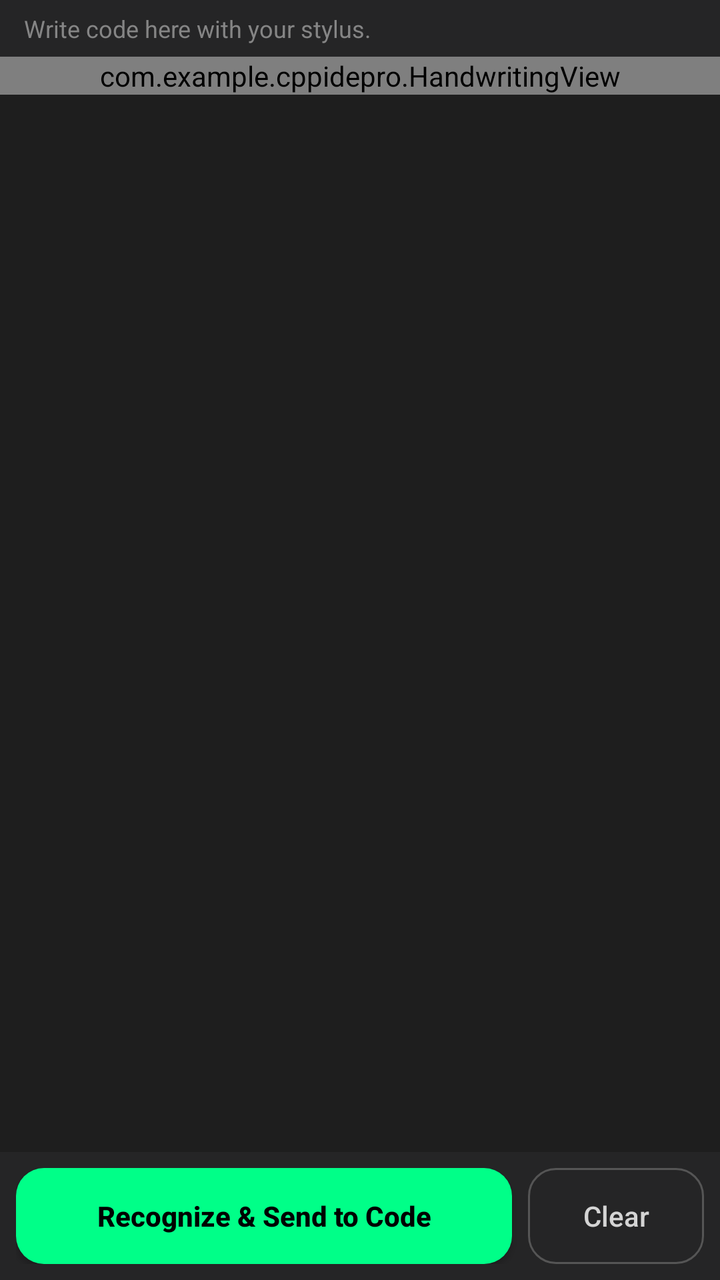
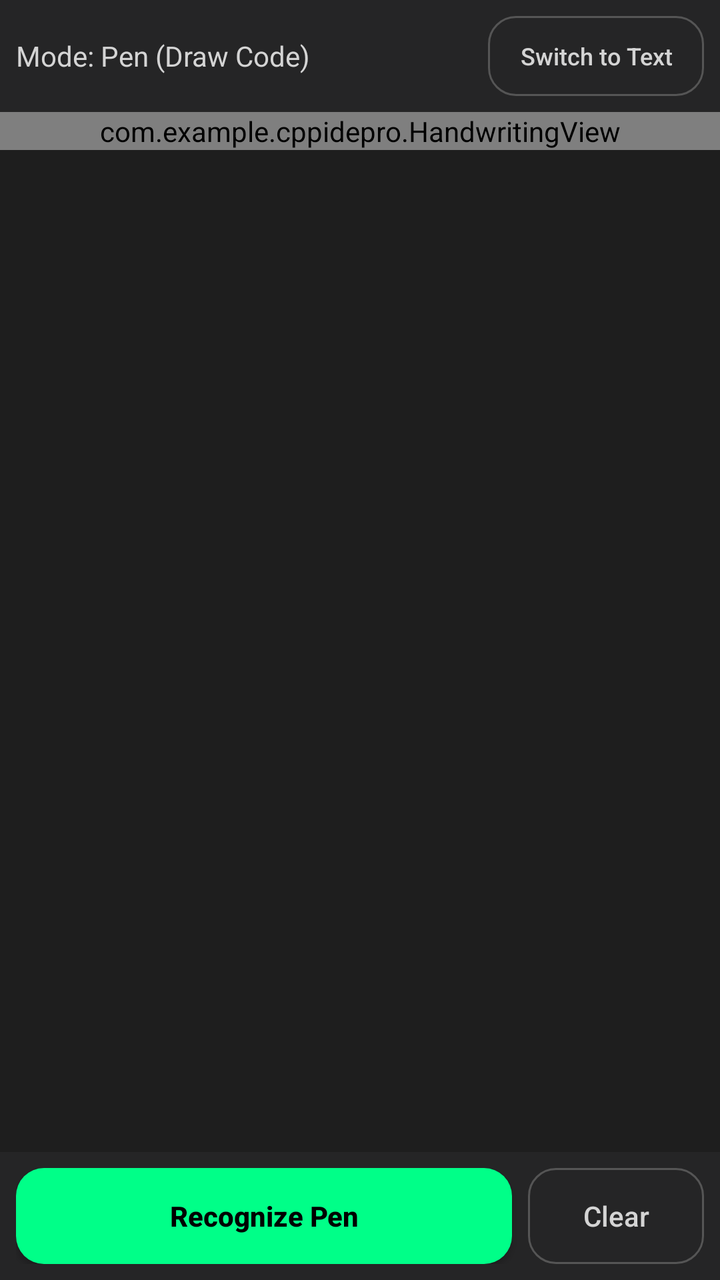

Two renders of the same Android screen: before a commit and after it. Below are the layout's source before the change and the commit's diff.
<!-- AndroidManifest.xml: application theme Theme.CppIdePro -->
<!-- res/layout/fragment_handwriting.xml -->
<?xml version="1.0" encoding="utf-8"?>
<LinearLayout xmlns:android="http://schemas.android.com/apk/res/android"
    xmlns:app="http://schemas.android.com/apk/res-auto"
    android:layout_width="match_parent" android:layout_height="match_parent"
    android:background="@color/editor_bg" android:orientation="vertical">

    <TextView
        android:id="@+id/tvStatus" android:layout_width="match_parent"
        android:layout_height="wrap_content" android:background="@color/panel_bg"
        android:paddingStart="12dp" android:paddingTop="6dp" android:paddingEnd="12dp"
        android:paddingBottom="6dp" android:text="Write code here with your stylus."
        android:textColor="@color/gutter_text" android:textSize="12sp" />

    
    <ScrollView
        android:id="@+id/handwritingScroll" android:layout_width="match_parent"
        android:layout_height="0dp" android:layout_weight="1"
        android:overScrollMode="never" android:scrollbars="vertical">
        <com.example.cppidepro.HandwritingView
            android:id="@+id/handwritingView" android:layout_width="match_parent"
            android:layout_height="4000dp" />
    </ScrollView>

    <LinearLayout
        android:layout_width="match_parent" android:layout_height="wrap_content"
        android:background="@color/panel_bg" android:orientation="horizontal" android:padding="8dp">
        
        <com.google.android.material.button.MaterialButton
            android:id="@+id/btnRecognize" style="@style/Widget.CppIde.ActionButton"
            android:layout_width="0dp" android:layout_height="48dp"
            android:layout_weight="1" android:text="Recognize &amp; Send to Code"
            android:textColor="@color/black" app:backgroundTint="@color/accent" />
            
        <com.google.android.material.button.MaterialButton
            android:id="@+id/btnClear" style="@style/Widget.CppIde.OutlinedButton"
            android:layout_width="wrap_content" android:layout_height="48dp"
            android:layout_marginStart="8dp" android:text="@string/clear" />
    </LinearLayout>
</LinearLayout>
<!-- resources referenced by this layout -->
<resources>
  <color name="accent">#00FF88</color>
  <color name="black">#000000</color>
  <color name="editor_bg">#1E1E1E</color>
  <color name="gutter_text">#858585</color>
  <color name="panel_bg">#252526</color>
  <string name="clear">Clear</string>
  <style name="Widget.CppIde.ActionButton" parent="Widget.CppIde.TabButton" />
  <style name="Widget.CppIde.OutlinedButton" parent="Widget.MaterialComponents.Button.OutlinedButton">
          <item name="cornerRadius">14dp</item><item name="strokeColor">@color/stroke_gray</item>
          <item name="android:textColor">@color/editor_text</item><item name="android:textAllCaps">false</item>
          <item name="android:textSize">14sp</item><item name="android:letterSpacing">0</item>
          <item name="android:insetTop">0dp</item><item name="android:insetBottom">0dp</item>
      </style>
  <style name="Theme.CppIdePro" parent="Theme.MaterialComponents.DayNight.NoActionBar">
          <item name="colorPrimary">@color/accent</item>
          <item name="colorOnPrimary">@color/black</item>
          <item name="colorPrimaryVariant">@color/accent</item>
          <item name="colorSecondary">@color/accent</item>
          <item name="colorOnSecondary">@color/black</item>
          <item name="android:windowBackground">@color/editor_bg</item>
          <item name="android:statusBarColor">@color/editor_bg</item>
          <item name="android:navigationBarColor">@color/editor_bg</item>
          <item name="android:windowLightStatusBar">false</item>
      </style>
  <style name="Widget.CppIde.TabButton" parent="Widget.MaterialComponents.Button">
          <item name="cornerRadius">14dp</item><item name="android:textAllCaps">false</item>
          <item name="android:textSize">14sp</item><item name="android:textStyle">bold</item>
          <item name="android:letterSpacing">0</item><item name="android:insetTop">0dp</item>
          <item name="android:insetBottom">0dp</item>
      </style>
  <color name="stroke_gray">#555555</color>
  <color name="editor_text">#D4D4D4</color>
</resources>

<!-- the commit's change to res/layout/fragment_handwriting.xml (unified diff, before → after) -->
@@ -4,32 +4,53 @@
     android:layout_width="match_parent" android:layout_height="match_parent"
     android:background="@color/editor_bg" android:orientation="vertical">
 
-    <TextView
-        android:id="@+id/tvStatus" android:layout_width="match_parent"
-        android:layout_height="wrap_content" android:background="@color/panel_bg"
-        android:paddingStart="12dp" android:paddingTop="6dp" android:paddingEnd="12dp"
-        android:paddingBottom="6dp" android:text="Write code here with your stylus."
-        android:textColor="@color/gutter_text" android:textSize="12sp" />
+    
+    <LinearLayout
+        android:layout_width="match_parent" android:layout_height="wrap_content"
+        android:background="@color/panel_bg" android:orientation="horizontal" android:padding="8dp">
+        
+        <TextView
+            android:id="@+id/tvStatus" android:layout_width="0dp" android:layout_height="wrap_content"
+            android:layout_weight="1" android:layout_gravity="center_vertical"
+            android:text="Mode: Pen (Draw Code)" android:textColor="@color/editor_text" android:textSize="14sp" />
+
+        <com.google.android.material.button.MaterialButton
+            android:id="@+id/btnToggleMode" style="@style/Widget.CppIde.OutlinedButton"
+            android:layout_width="wrap_content" android:layout_height="40dp"
+            android:text="Switch to Text" android:textSize="12sp" />
+    </LinearLayout>
 
     
-    <ScrollView
-        android:id="@+id/handwritingScroll" android:layout_width="match_parent"
-        android:layout_height="0dp" android:layout_weight="1"
-        android:overScrollMode="never" android:scrollbars="vertical">
-        <com.example.cppidepro.HandwritingView
-            android:id="@+id/handwritingView" android:layout_width="match_parent"
-            android:layout_height="4000dp" />
-    </ScrollView>
+    <FrameLayout
+        android:layout_width="match_parent" android:layout_height="0dp" android:layout_weight="1">
 
+        
+        <ScrollView
+            android:id="@+id/handwritingScroll" android:layout_width="match_parent"
+            android:layout_height="match_parent" android:overScrollMode="never" android:scrollbars="vertical">
+            <com.example.cppidepro.HandwritingView
+                android:id="@+id/handwritingView" android:layout_width="match_parent"
+                android:layout_height="4000dp" />
+        </ScrollView>
+
+        
+        <EditText
+            android:id="@+id/etHandwrittenCode"
+            android:layout_width="match_parent" android:layout_height="match_parent"
+            android:background="#1E1E1E" android:fontFamily="monospace" android:gravity="top|start"
+            android:padding="12dp" android:textColor="@color/editor_text" android:textSize="15sp"
+            android:inputType="textMultiLine|textNoSuggestions" android:visibility="gone" />
+    </FrameLayout>
+
+    
     <LinearLayout
         android:layout_width="match_parent" android:layout_height="wrap_content"
         android:background="@color/panel_bg" android:orientation="horizontal" android:padding="8dp">
         
         <com.google.android.material.button.MaterialButton
             android:id="@+id/btnRecognize" style="@style/Widget.CppIde.ActionButton"
-            android:layout_width="0dp" android:layout_height="48dp"
-            android:layout_weight="1" android:text="Recognize &amp; Send to Code"
-            android:textColor="@color/black" app:backgroundTint="@color/accent" />
+            android:layout_width="0dp" android:layout_height="48dp" android:layout_weight="1"
+            android:text="Recognize Pen" android:textColor="@color/black" app:backgroundTint="@color/accent" />
             
         <com.google.android.material.button.MaterialButton
             android:id="@+id/btnClear" style="@style/Widget.CppIde.OutlinedButton"
<!-- resource entries referenced after the edit -->
@@ -3,7 +3,6 @@
   <color name="accent">#00FF88</color>
   <color name="black">#000000</color>
   <color name="editor_bg">#1E1E1E</color>
-  <color name="gutter_text">#858585</color>
   <color name="panel_bg">#252526</color>
   <string name="clear">Clear</string>
   <style name="Widget.CppIde.ActionButton" parent="Widget.CppIde.TabButton" />
